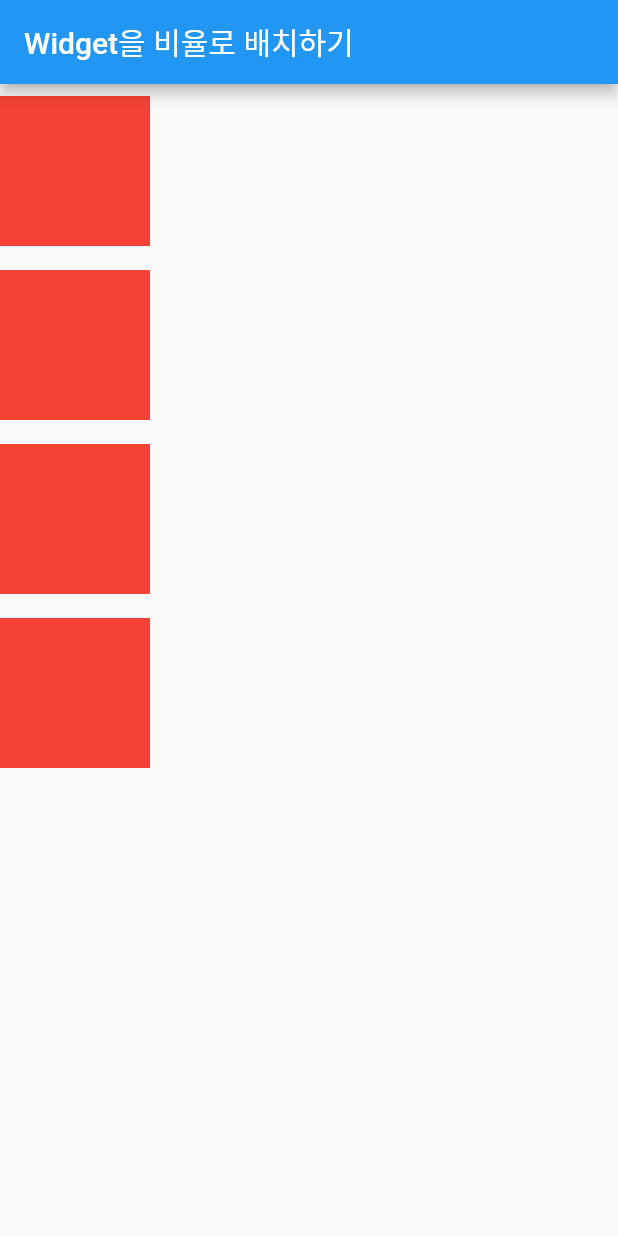
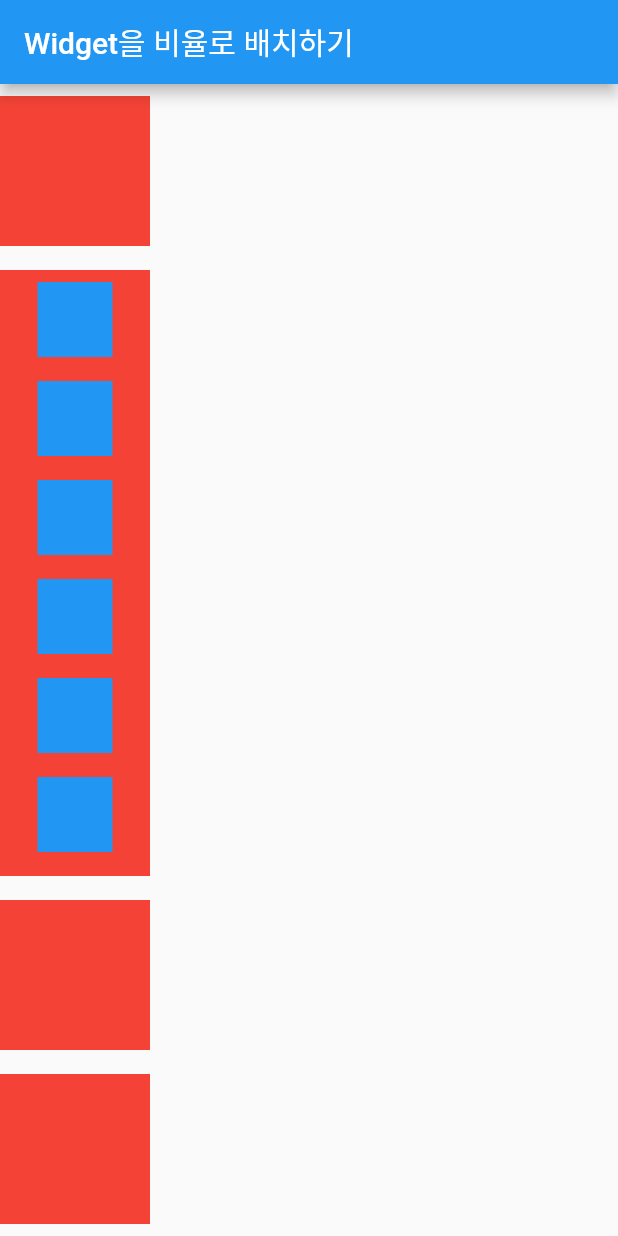
Before and after one commit to khanian/flutter_layout_example, a Flutter app: the screen it shows after launch, on a phone screen of 412 x 824 dp. Run offline on Flutter 3.47's test engine with Material 2 defaults, Android fonts, the phone set to English and light mode, and no system bars.

Commit message:
위젯을 비율로 배치하기 Flexible Row SingleChildScrollView 안에서 expended or flexible 은 에러 남. 높이가 무한대에 무한대이므로

```diff
--- a/lib/main.dart
+++ b/lib/main.dart
@@ -17,8 +17,7 @@ class Body extends StatelessWidget {
 
   @override
   Widget build(BuildContext context) {
-    return SingleChildScrollView(
-      child: Column(
+    return Column(
       children: [
         Container(
           width: 100,
@@ -26,12 +25,79 @@ class Body extends StatelessWidget {
           color: Colors.red,
           margin: const EdgeInsets.symmetric(vertical: 8),
         ),
-          // Expanded(child: Container(color: Colors.blue,)),
-          Container(
+        Expanded(
+          child: Container(
             width: 100,
             height: 100,
             color: Colors.red,
             margin: const EdgeInsets.symmetric(vertical: 8),
+            child: SingleChildScrollView(
+              child: Column(
+                children: [
+                  Container(
+                    color: Colors.blue,
+                    height: 50,
+                    width: 50,
+                    margin: const EdgeInsets.symmetric(vertical: 8),
+                  ),
+                  Container(
+                    color: Colors.blue,
+                    height: 50,
+                    width: 50,
+                    margin: const EdgeInsets.symmetric(vertical: 8),
+                  ),
+                  Container(
+                    color: Colors.blue,
+                    height: 50,
+                    width: 50,
+                    margin: const EdgeInsets.symmetric(vertical: 8),
+                  ),
+                  Container(
+                    color: Colors.blue,
+                    height: 50,
+                    width: 50,
+                    margin: const EdgeInsets.symmetric(vertical: 8),
+                  ),
+                  Container(
+                    color: Colors.blue,
+                    height: 50,
+                    width: 50,
+                    margin: const EdgeInsets.symmetric(vertical: 8),
+                  ),
+                  Container(
+                    color: Colors.blue,
+                    height: 50,
+                    width: 50,
+                    margin: const EdgeInsets.symmetric(vertical: 8),
+                  ),
+                  Container(
+                    color: Colors.blue,
+                    height: 50,
+                    width: 50,
+                    margin: const EdgeInsets.symmetric(vertical: 8),
+                  ),
+                  Container(
+                    color: Colors.blue,
+                    height: 50,
+                    width: 50,
+                    margin: const EdgeInsets.symmetric(vertical: 8),
+                  ),
+                  Container(
+                    color: Colors.blue,
+                    height: 50,
+                    width: 50,
+                    margin: const EdgeInsets.symmetric(vertical: 8),
+                  ),
+                  Container(
+                    color: Colors.blue,
+                    height: 50,
+                    width: 50,
+                    margin: const EdgeInsets.symmetric(vertical: 8),
+                  ),
+                ],
+              ),
+            ),
+          ),
         ),
         Container(
           width: 100,
@@ -46,7 +112,6 @@ class Body extends StatelessWidget {
           margin: const EdgeInsets.symmetric(vertical: 8),
         ),
       ],
-      ),
     );
   }
 }
```
Lines whose indentation alone changed are shown as unchanged.
